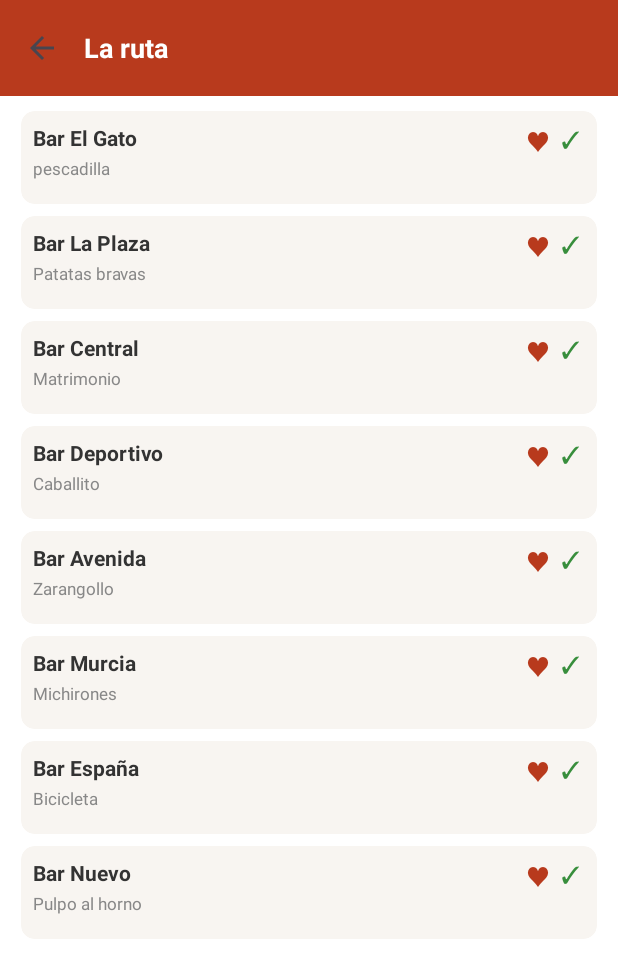
After one commit to ManriqueCosG/ProyectoAndroidMovil, an Android app: the Ruta screen opened directly, with no data from a screen before it, on a phone screen of 412 x 824 dp. The commit adds this screen. Shown: the top 978 px of the screen. Run offline under Robolectric (Android 15) with nearby library versions, the phone set to English and light mode, and no system bars.

Commit message:
añadir archivos crear nuevas activitis

```diff
--- a/app/src/main/AndroidManifest.xml
+++ b/app/src/main/AndroidManifest.xml
@@ -12,6 +12,12 @@
         android:supportsRtl="true"
         android:theme="@style/Theme.ExamenUT2_CosManrique">
         <activity
+            android:name=".Ruta"
+            android:exported="false" />
+        <activity
+            android:name=".Inicio"
+            android:exported="false" />
+        <activity
             android:name=".MainActivity"
             android:exported="true">
             <intent-filter>
--- /dev/null
+++ b/app/src/main/java/com/example/examenut2_cosmanrique/BarRutaAdapter.java
@@ -0,0 +1,73 @@
+
+package com.example.examenut2_cosmanrique;
+
+import android.view.LayoutInflater;
+import android.view.View;
+import android.view.ViewGroup;
+import android.widget.TextView;
+
+import androidx.annotation.NonNull;
+import androidx.recyclerview.widget.RecyclerView;
+
+import java.util.ArrayList;
+
+public class BarRutaAdapter extends RecyclerView.Adapter<BarRutaAdapter.BarViewHolder> {
+
+    // LISTA DE BARES
+    ArrayList<Bar> bares;
+
+    // CONSTRUCTOR
+    public BarRutaAdapter(ArrayList<Bar> bares) {
+        this.bares = bares;
+    }
+
+    // CREAR LA TARJETA
+    @NonNull
+    @Override
+    public BarViewHolder onCreateViewHolder(@NonNull ViewGroup parent, int viewType) {
+
+        View vista = LayoutInflater.from(parent.getContext())
+                .inflate(R.layout.item_bar_ruta, parent, false);
+
+        return new BarViewHolder(vista);
+    }
+
+    // COLOCAR LOS DATOS EN LA TARJETA
+    @Override
+    public void onBindViewHolder(@NonNull BarViewHolder holder, int position) {
+
+        Bar barActual = bares.get(position);
+
+        holder.txtNombreProducto.setText(barActual.nombre);
+
+        holder.txtDescripcionProducto.setText(barActual.tapa);
+
+    }
+
+    // NUMERO DE ELEMENTOS
+    @Override
+    public int getItemCount() {
+        return bares.size();
+    }
+
+    // VINCULAR LOS ELEMENTOS DEL XML
+    public static class BarViewHolder extends RecyclerView.ViewHolder {
+
+        TextView txtNombreProducto;
+        TextView txtDescripcionProducto;
+        TextView btnFavorito;
+        TextView txtValoracionProducto;
+
+        public BarViewHolder(@NonNull View itemView) {
+            super(itemView);
+
+            txtNombreProducto = itemView.findViewById(R.id.txtNombreProducto);
+
+            txtDescripcionProducto = itemView.findViewById(R.id.txtDescripcionProducto);
+
+            btnFavorito = itemView.findViewById(R.id.btnFavorito);
+
+            txtValoracionProducto = itemView.findViewById(R.id.txtValoracionProducto);
+        }
+    }
+}
--- /dev/null
+++ b/app/src/main/java/com/example/examenut2_cosmanrique/Ruta.java
@@ -0,0 +1,81 @@
+
+package com.example.examenut2_cosmanrique;
+
+import android.os.Bundle;
+
+import androidx.appcompat.app.AppCompatActivity;
+import androidx.appcompat.widget.Toolbar;
+import androidx.recyclerview.widget.LinearLayoutManager;
+import androidx.recyclerview.widget.RecyclerView;
+
+import java.util.ArrayList;
+
+public class Ruta extends AppCompatActivity {
+
+    // LISTA DE BARES
+    ArrayList<Bar> bares = new ArrayList<>();
+
+    // ELEMENTOS DE LA INTERFAZ
+    Toolbar toolbar;
+    RecyclerView recyclerRuta;
+
+    @Override
+    protected void onCreate(Bundle savedInstanceState) {
+        super.onCreate(savedInstanceState);
+
+        // CARGAR EL XML
+        setContentView(R.layout.activity_ruta);
+
+        // RECUPERAR ELEMENTOS
+        toolbar = findViewById(R.id.toolbar);
+        recyclerRuta = findViewById(R.id.recyclerRuta);
+
+        // CONFIGURAR TOOLBAR
+        toolbar.setNavigationIcon(
+                androidx.appcompat.R.drawable.abc_ic_ab_back_material
+        );
+
+        toolbar.setNavigationOnClickListener(v -> finish());
+
+        // CARGAR LOS DATOS DE LOS BARES
+        cargarBares();
+
+        // CONFIGURAR RECYCLERVIEW
+        recyclerRuta.setLayoutManager(
+                new LinearLayoutManager(this)
+        );
+
+        // ASIGNAR EL ADAPTADOR
+        BarRutaAdapter adapter = new BarRutaAdapter(bares);
+
+        recyclerRuta.setAdapter(adapter);
+
+    }
+
+    // METODO PARA CARGAR LOS BARES
+    private void cargarBares() {
+
+        // RECUPERAR ARRAYS DE STRINGS.XML
+        String[] nombres = getResources().getStringArray(R.array.bar_nombres);
+
+        String[] tapas = getResources().getStringArray(R.array.bar_tapas);
+
+        String[] descripciones = getResources().getStringArray(R.array.bar_descripciones);
+
+        String[] precios = getResources().getStringArray(R.array.bar_precios);
+
+        // CREAR OBJETOS BAR
+        for (int i = 0; i < nombres.length; i++) {
+
+            bares.add(new Bar(
+                    nombres[i],
+                    tapas[i],
+                    descripciones[i],
+                    precios[i]
+            ));
+
+        }
+
+    }
+
+}
--- /dev/null
+++ b/app/src/main/res/layout/activity_ruta.xml
@@ -0,0 +1,46 @@
+<?xml version="1.0" encoding="utf-8"?>
+
+<androidx.constraintlayout.widget.ConstraintLayout
+    xmlns:android="http://schemas.android.com/apk/res/android"
+    xmlns:app="http://schemas.android.com/apk/res-auto"
+    android:id="@+id/main"
+    android:layout_width="match_parent"
+    android:layout_height="match_parent"
+    android:background="@android:color/white">
+
+    <!-- TOOLBAR -->
+    <androidx.appcompat.widget.Toolbar
+        android:id="@+id/toolbar"
+        android:layout_width="0dp"
+        android:layout_height="?attr/actionBarSize"
+        android:background="#B83A1D"
+        app:layout_constraintTop_toTopOf="parent"
+        app:layout_constraintStart_toStartOf="parent"
+        app:layout_constraintEnd_toEndOf="parent">
+
+        <TextView
+            android:layout_width="wrap_content"
+            android:layout_height="wrap_content"
+            android:text="La ruta"
+            android:textColor="@android:color/white"
+            android:textSize="18sp"
+            android:textStyle="bold" />
+
+    </androidx.appcompat.widget.Toolbar>
+
+    <!-- LISTA DE BARES -->
+    <androidx.recyclerview.widget.RecyclerView
+        android:id="@+id/recyclerRuta"
+        android:layout_width="0dp"
+        android:layout_height="0dp"
+        android:clipToPadding="false"
+        android:paddingStart="12dp"
+        android:paddingEnd="12dp"
+        android:paddingTop="6dp"
+        android:paddingBottom="12dp"
+        app:layout_constraintTop_toBottomOf="@id/toolbar"
+        app:layout_constraintBottom_toBottomOf="parent"
+        app:layout_constraintStart_toStartOf="parent"
+        app:layout_constraintEnd_toEndOf="parent" />
+
+</androidx.constraintlayout.widget.ConstraintLayout>
--- /dev/null
+++ b/app/src/main/res/layout/item_bar_ruta.xml
@@ -0,0 +1,75 @@
+<?xml version="1.0" encoding="utf-8"?>
+
+<androidx.cardview.widget.CardView
+    xmlns:android="http://schemas.android.com/apk/res/android"
+    xmlns:app="http://schemas.android.com/apk/res-auto"
+    android:id="@+id/cardProducto"
+    android:layout_width="match_parent"
+    android:layout_height="wrap_content"
+    android:layout_marginStart="2dp"
+    android:layout_marginEnd="2dp"
+    android:layout_marginTop="4dp"
+    android:layout_marginBottom="4dp"
+    app:cardBackgroundColor="#F8F5F1"
+    app:cardCornerRadius="9dp"
+    app:cardElevation="0dp"
+    app:cardStrokeColor="#E8DED2"
+    app:cardStrokeWidth="1dp">
+
+    <androidx.constraintlayout.widget.ConstraintLayout
+        android:layout_width="match_parent"
+        android:layout_height="wrap_content"
+        android:minHeight="62dp"
+        android:padding="8dp">
+
+        <!-- NOMBRE DEL BAR -->
+        <TextView
+            android:id="@+id/txtNombreProducto"
+            android:layout_width="0dp"
+            android:layout_height="wrap_content"
+            android:textColor="#333333"
+            android:textSize="14sp"
+            android:textStyle="bold"
+            app:layout_constraintStart_toStartOf="parent"
+            app:layout_constraintEnd_toStartOf="@id/btnFavorito"
+            app:layout_constraintTop_toTopOf="parent" />
+
+        <!-- FAVORITO -->
+        <TextView
+            android:id="@+id/btnFavorito"
+            android:layout_width="22dp"
+            android:layout_height="wrap_content"
+            android:gravity="center"
+            android:text="♥"
+            android:textColor="#B83A1D"
+            android:textSize="16sp"
+            app:layout_constraintEnd_toStartOf="@id/txtValoracionProducto"
+            app:layout_constraintTop_toTopOf="parent" />
+
+        <!-- COMPLETADO -->
+        <TextView
+            android:id="@+id/txtValoracionProducto"
+            android:layout_width="20dp"
+            android:layout_height="wrap_content"
+            android:gravity="center"
+            android:text="✓"
+            android:textColor="#388E3C"
+            android:textSize="15sp"
+            app:layout_constraintEnd_toEndOf="parent"
+            app:layout_constraintTop_toTopOf="parent" />
+
+        <!-- NOMBRE DE LA TAPA -->
+        <TextView
+            android:id="@+id/txtDescripcionProducto"
+            android:layout_width="0dp"
+            android:layout_height="wrap_content"
+            android:layout_marginTop="3dp"
+            android:textColor="#888888"
+            android:textSize="11sp"
+            app:layout_constraintStart_toStartOf="parent"
+            app:layout_constraintEnd_toEndOf="parent"
+            app:layout_constraintTop_toBottomOf="@id/txtNombreProducto" />
+
+    </androidx.constraintlayout.widget.ConstraintLayout>
+
+</androidx.cardview.widget.CardView>
```
Also changed, not shown: app/src/main/java/com/example/examenut2_cosmanrique/Inicio.java (added, +109 -0 lines), app/src/main/res/drawable/bg_boton_ruta.xml (added, +9 -0 lines), app/src/main/res/drawable/bg_estado_wifi.xml (added, +9 -0 lines), app/src/main/res/layout/activity_inicio.xml (added, +154 -0 lines), app/src/main/res/menu/menu_principal.xml (added, +15 -0 lines), app/src/main/res/values/strings.xml (indentation only).
